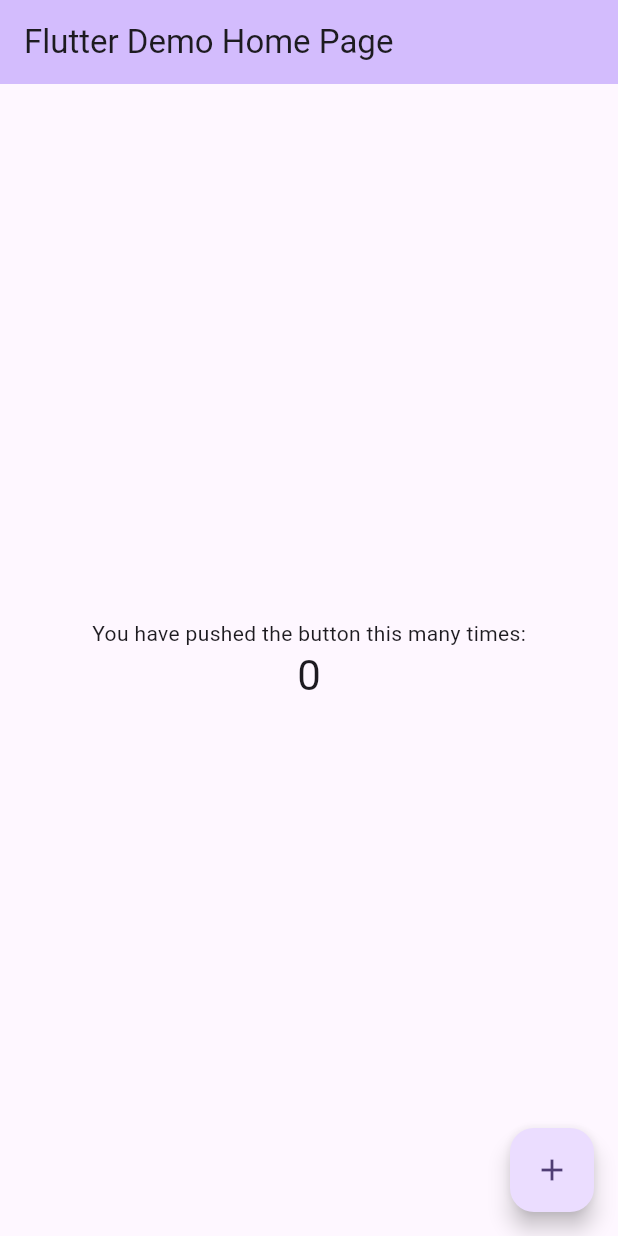
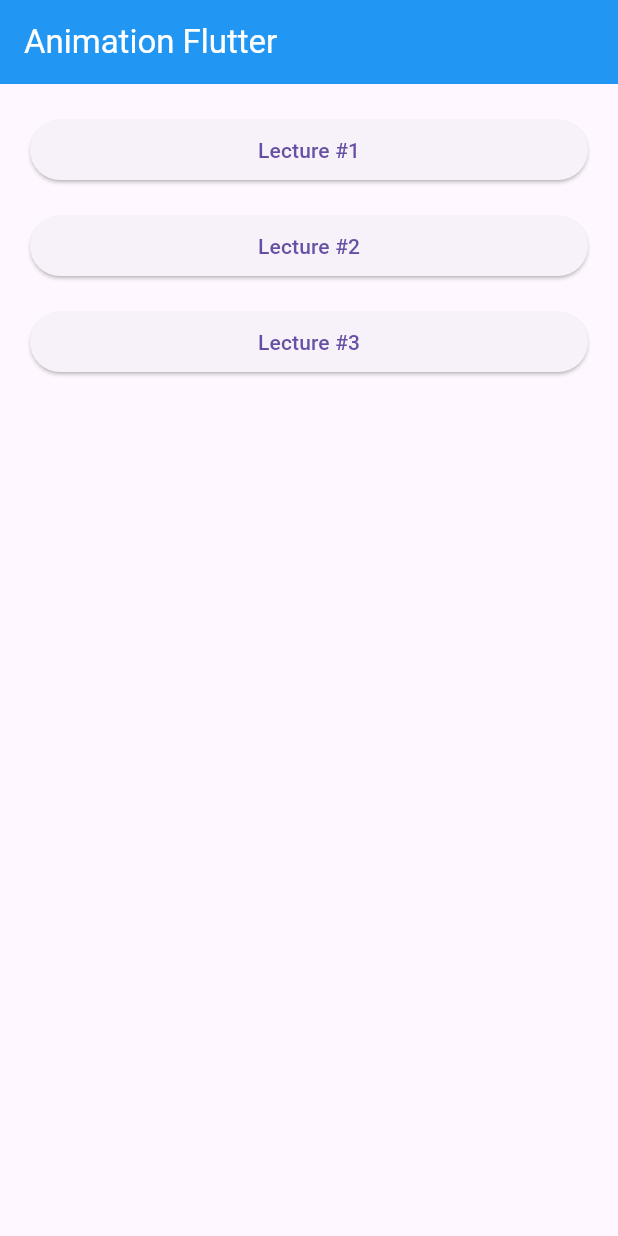
Before and after one commit to Ou319/flutter-animations-zero-to-hero, a Flutter app: the screen it shows after launch, on a phone screen of 412 x 824 dp. Run offline on Flutter 3.47's test engine with Material 3 defaults, Android fonts, the phone set to English and light mode, and no system bars.

Commit message:
lecture 1

```diff
--- a/animation_core#1/animation_core1/lib/main.dart
+++ b/animation_core#1/animation_core1/lib/main.dart
@@ -1,4 +1,7 @@
+import 'package:animation_core1/luctures/lecture2.dart';
+import 'package:animation_core1/luctures/lecture3.dart';
 import 'package:flutter/material.dart';
+import 'package:animation_core1/luctures/lecture1.dart';
 
 void main() {
   runApp(const MyApp());
@@ -7,119 +10,70 @@
 class MyApp extends StatelessWidget {
   const MyApp({super.key});
 
-  // This widget is the root of your application.
   @override
   Widget build(BuildContext context) {
     return MaterialApp(
-      title: 'Flutter Demo',
-      theme: ThemeData(
-        // This is the theme of your application.
-        //
-        // TRY THIS: Try running your application with "flutter run". You'll see
-        // the application has a purple toolbar. Then, without quitting the app,
-        // try changing the seedColor in the colorScheme below to Colors.green
-        // and then invoke "hot reload" (save your changes or press the "hot
-        // reload" button in a Flutter-supported IDE, or press "r" if you used
-        // the command line to start the app).
-        //
-        // Notice that the counter didn't reset back to zero; the application
-        // state is not lost during the reload. To reset the state, use hot
-        // restart instead.
-        //
-        // This works for code too, not just values: Most code changes can be
-        // tested with just a hot reload.
-        colorScheme: ColorScheme.fromSeed(seedColor: Colors.deepPurple),
-        useMaterial3: true,
-      ),
-      home: const MyHomePage(title: 'Flutter Demo Home Page'),
+      debugShowCheckedModeBanner: false,
+      title: "Animation Flutter",
+      home: const HomeScreen(),
     );
   }
 }
 
-class MyHomePage extends StatefulWidget {
-  const MyHomePage({super.key, required this.title});
-
-  // This widget is the home page of your application. It is stateful, meaning
-  // that it has a State object (defined below) that contains fields that affect
-  // how it looks.
-
-  // This class is the configuration for the state. It holds the values (in this
-  // case the title) provided by the parent (in this case the App widget) and
-  // used by the build method of the State. Fields in a Widget subclass are
-  // always marked "final".
-
-  final String title;
-
-  @override
-  State<MyHomePage> createState() => _MyHomePageState();
-}
-
-class _MyHomePageState extends State<MyHomePage> {
-  int _counter = 0;
-
-  void _incrementCounter() {
-    setState(() {
-      // This call to setState tells the Flutter framework that something has
-      // changed in this State, which causes it to rerun the build method below
-      // so that the display can reflect the updated values. If we changed
-      // _counter without calling setState(), then the build method would not be
-      // called again, and so nothing would appear to happen.
-      _counter++;
-    });
-  }
+class HomeScreen extends StatelessWidget {
+  const HomeScreen({super.key});
 
   @override
   Widget build(BuildContext context) {
-    // This method is rerun every time setState is called, for instance as done
-    // by the _incrementCounter method above.
-    //
-    // The Flutter framework has been optimized to make rerunning build methods
-    // fast, so that you can just rebuild anything that needs updating rather
-    // than having to individually change instances of widgets.
     return Scaffold(
       appBar: AppBar(
-        // TRY THIS: Try changing the color here to a specific color (to
-        // Colors.amber, perhaps?) and trigger a hot reload to see the AppBar
-        // change color while the other colors stay the same.
-        backgroundColor: Theme.of(context).colorScheme.inversePrimary,
-        // Here we take the value from the MyHomePage object that was created by
-        // the App.build method, and use it to set our appbar title.
-        title: Text(widget.title),
+        backgroundColor: Colors.blue,
+        title: const Text("Animation Flutter",style: TextStyle(color: Colors.white),),
       ),
-      body: Center(
-        // Center is a layout widget. It takes a single child and positions it
-        // in the middle of the parent.
-        child: Column(
-          // Column is also a layout widget. It takes a list of children and
-          // arranges them vertically. By default, it sizes itself to fit its
-          // children horizontally, and tries to be as tall as its parent.
-          //
-          // Column has various properties to control how it sizes itself and
-          // how it positions its children. Here we use mainAxisAlignment to
-          // center the children vertically; the main axis here is the vertical
-          // axis because Columns are vertical (the cross axis would be
-          // horizontal).
-          //
-          // TRY THIS: Invoke "debug painting" (choose the "Toggle Debug Paint"
-          // action in the IDE, or press "p" in the console), to see the
-          // wireframe for each widget.
-          mainAxisAlignment: MainAxisAlignment.center,
-          children: <Widget>[
-            const Text(
-              'You have pushed the button this many times:',
+      body: Padding(
+        padding: const EdgeInsets.all(12.0),
+        child: ListView(
+          shrinkWrap: true,
+          children: [
+            Padding(
+              padding: const EdgeInsets.all(8.0),
+              child: ElevatedButton(
+                onPressed: () {
+                  Navigator.push(
+                    context,
+                    MaterialPageRoute(builder: (context) => const Lecture1()),
+                  );
+                },
+                child: const Text("Lecture #1"),
+              ),
             ),
-            Text(
-              '$_counter',
-              style: Theme.of(context).textTheme.headlineMedium,
+            Padding(
+              padding: const EdgeInsets.all(8.0),
+              child: ElevatedButton(
+                onPressed: () {
+                  Navigator.push(
+                    context,
+                    MaterialPageRoute(builder: (context) => const Lecture2()),
+                  );
+                },
+                child: const Text("Lecture #2"),
+              ),
+            ),
+            Padding(
+              padding: const EdgeInsets.all(8.0),
+              child: ElevatedButton(
+                onPressed: () {
+                  Navigator.push(
+                    context,
+                    MaterialPageRoute(builder: (context) => const Lecture3()),
+                  );
+                },
+                child: const Text("Lecture #3"),
+              ),
             ),
           ],
         ),
       ),
-      floatingActionButton: FloatingActionButton(
-        onPressed: _incrementCounter,
-        tooltip: 'Increment',
-        child: const Icon(Icons.add),
-      ), // This trailing comma makes auto-formatting nicer for build methods.
     );
   }
 }
```
Also changed, not shown: animation_core#1/animation_core1/lib/luctures/lecture1.dart (added, +15 -0 lines), animation_core#1/animation_core1/lib/luctures/lecture2.dart (added, +15 -0 lines), animation_core#1/animation_core1/lib/luctures/lecture3.dart (added, +15 -0 lines).
